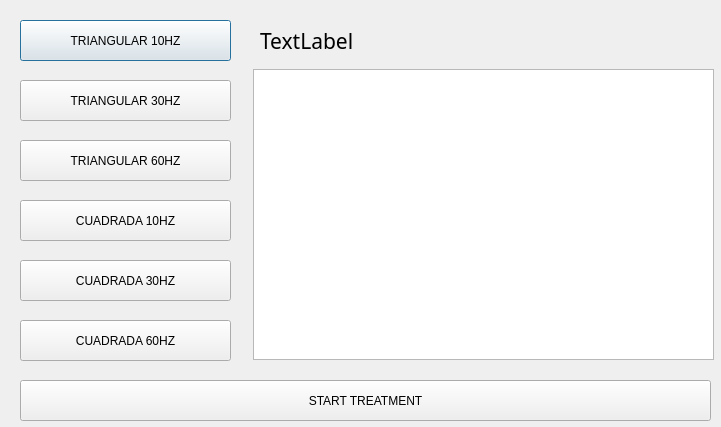
The window that prueba_magneto/mag_ver_2_0.ui (MarianoDel/pyqt5) describes before a commit, drawn with Qt 5.
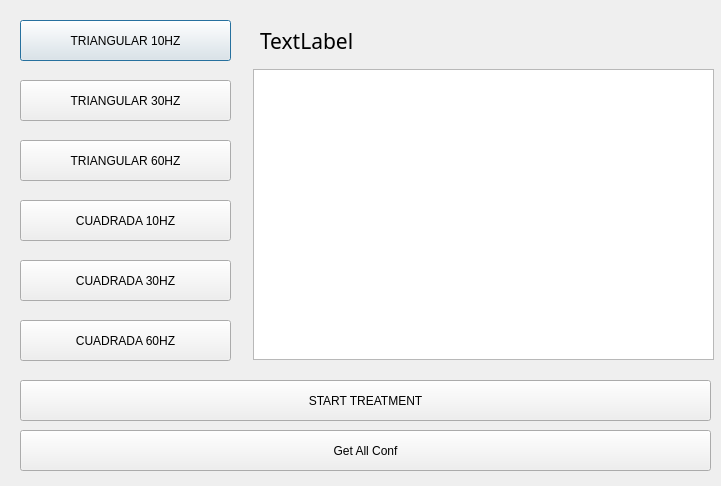
The same window after the commit.

Commit message: agrego boton get conf

Patch:
```diff
--- a/prueba_magneto/mag_ver_2_0.ui
+++ b/prueba_magneto/mag_ver_2_0.ui
@@ -7,7 +7,7 @@
     <x>0</x>
     <y>0</y>
     <width>721</width>
-    <height>427</height>
+    <height>486</height>
    </rect>
   </property>
   <property name="windowTitle">
@@ -133,6 +133,19 @@
     <string>START TREATMENT</string>
    </property>
   </widget>
+  <widget class="QPushButton" name="get_conf">
+   <property name="geometry">
+    <rect>
+     <x>20</x>
+     <y>430</y>
+     <width>691</width>
+     <height>41</height>
+    </rect>
+   </property>
+   <property name="text">
+    <string>Get All Conf</string>
+   </property>
+  </widget>
  </widget>
  <resources/>
  <connections/>
```
The commit also changes 3 other files.
